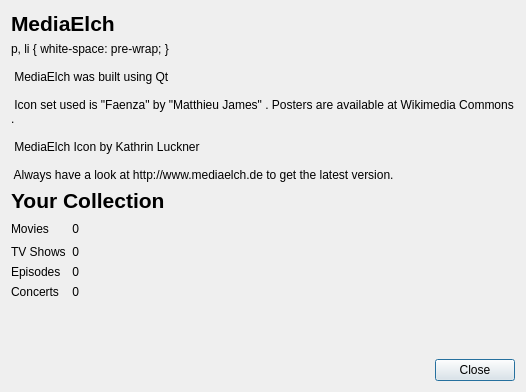
Komet/MediaElch, file main/AboutDialog.ui: the form before one commit.
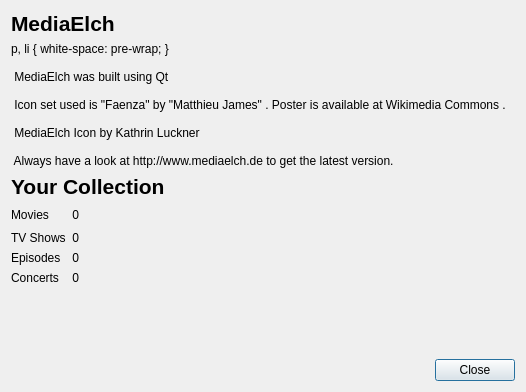
The form after the commit. Icons and pictures are not drawn.

Patch:
```diff
--- a/main/AboutDialog.ui
+++ b/main/AboutDialog.ui
@@ -47,7 +47,7 @@
 &lt;/style&gt;&lt;/head&gt;&lt;body style=&quot; font-family:'Ubuntu'; font-size:11pt; font-weight:400; font-style:normal;&quot;&gt;
 &lt;p style=&quot; margin-top:0px; margin-bottom:0px; margin-left:0px; margin-right:0px; -qt-block-indent:0; text-indent:0px;&quot;&gt;&lt;span style=&quot; font-family:'Lucida Grande'; font-size:13pt;&quot;&gt;MediaElch was built using &lt;/span&gt;&lt;a href=&quot;http://qt.nokia.com&quot;&gt;&lt;span style=&quot; font-family:'Lucida Grande'; font-size:13pt; text-decoration: underline; color:#0000ff;&quot;&gt;Qt&lt;/span&gt;&lt;/a&gt;&lt;/p&gt;
 &lt;p style=&quot;-qt-paragraph-type:empty; margin-top:0px; margin-bottom:0px; margin-left:0px; margin-right:0px; -qt-block-indent:0; text-indent:0px; font-family:'Lucida Grande'; font-size:13pt;&quot;&gt;&lt;br /&gt;&lt;/p&gt;
-&lt;p style=&quot; margin-top:0px; margin-bottom:0px; margin-left:0px; margin-right:0px; -qt-block-indent:0; text-indent:0px;&quot;&gt;&lt;span style=&quot; font-family:'Lucida Grande'; font-size:13pt;&quot;&gt;Icon set used is &lt;/span&gt;&lt;a href=&quot;http://code.google.com/p/faenza-icon-theme/downloads/list&quot;&gt;&lt;span style=&quot; font-family:'Lucida Grande'; font-size:13pt; text-decoration: underline; color:#0000ff;&quot;&gt;&amp;quot;Faenza&amp;quot;&lt;/span&gt;&lt;/a&gt;&lt;span style=&quot; font-family:'Lucida Grande'; font-size:13pt;&quot;&gt; by &lt;/span&gt;&lt;a href=&quot;mailto:matthieu.james@gmail.com&quot;&gt;&lt;span style=&quot; font-family:'Lucida Grande'; font-size:13pt; text-decoration: underline; color:#0000ff;&quot;&gt;&amp;quot;Matthieu James&amp;quot;&lt;/span&gt;&lt;/a&gt;&lt;span style=&quot; font-family:'Lucida Grande'; font-size:13pt;&quot;&gt;. Posters are available at &lt;/span&gt;&lt;a href=&quot;http://commons.wikimedia.org/wiki/File:Entropy_poster.jpg&quot;&gt;&lt;span style=&quot;font-family:'Lucida Grande'; font-size:13pt; text-decoration: underline; color:#0000ff;&quot;&gt;Wikimedia&lt;/span&gt;&lt;/a&gt;&lt;span style=&quot; font-family:'Lucida Grande'; font-size:13pt;&quot;&gt; &lt;/span&gt;&lt;a href=&quot;http://commons.wikimedia.org/wiki/File:Krungsriimax.jpg&quot;&gt;&lt;span style=&quot; font-family:'Lucida Grande'; font-size:13pt; text-decoration: underline; color:#0000ff;&quot;&gt;Commons&lt;/span&gt;&lt;/a&gt;&lt;span style=&quot; font-family:'Lucida Grande'; font-size:13pt;&quot;&gt; .&lt;/span&gt;&lt;/p&gt;
+&lt;p style=&quot; margin-top:0px; margin-bottom:0px; margin-left:0px; margin-right:0px; -qt-block-indent:0; text-indent:0px;&quot;&gt;&lt;span style=&quot; font-family:'Lucida Grande'; font-size:13pt;&quot;&gt;Icon set used is &lt;/span&gt;&lt;a href=&quot;http://code.google.com/p/faenza-icon-theme/downloads/list&quot;&gt;&lt;span style=&quot; font-family:'Lucida Grande'; font-size:13pt; text-decoration: underline; color:#0000ff;&quot;&gt;&amp;quot;Faenza&amp;quot;&lt;/span&gt;&lt;/a&gt;&lt;span style=&quot; font-family:'Lucida Grande'; font-size:13pt;&quot;&gt; by &lt;/span&gt;&lt;a href=&quot;mailto:matthieu.james@gmail.com&quot;&gt;&lt;span style=&quot; font-family:'Lucida Grande'; font-size:13pt; text-decoration: underline; color:#0000ff;&quot;&gt;&amp;quot;Matthieu James&amp;quot;&lt;/span&gt;&lt;/a&gt;&lt;span style=&quot; font-family:'Lucida Grande'; font-size:13pt;&quot;&gt;. Poster is available at &lt;/span&gt;&lt;a href=&quot;http://commons.wikimedia.org/wiki/File:Entropy_poster.jpg&quot;&gt;&lt;span style=&quot; font-family:'Lucida Grande'; font-size:13pt; text-decoration: underline; color:#0000ff;&quot;&gt;Wikimedia Commons&lt;/span&gt;&lt;/a&gt;&lt;span style=&quot; font-family:'Lucida Grande'; font-size:13pt;&quot;&gt; .&lt;/span&gt;&lt;/p&gt;
 &lt;p style=&quot;-qt-paragraph-type:empty; margin-top:0px; margin-bottom:0px; margin-left:0px; margin-right:0px; -qt-block-indent:0; text-indent:0px; font-family:'Lucida Grande'; font-size:13pt; text-decoration: underline; color:#0000ff;&quot;&gt;&lt;br /&gt;&lt;/p&gt;
 &lt;p style=&quot; margin-top:0px; margin-bottom:0px; margin-left:0px; margin-right:0px; -qt-block-indent:0; text-indent:0px;&quot;&gt;&lt;span style=&quot; font-family:'Lucida Grande'; font-size:13pt;&quot;&gt;MediaElch Icon by &lt;/span&gt;&lt;a href=&quot;mailto:kathrin.luckner@me.com&quot;&gt;&lt;span style=&quot; font-family:'Lucida Grande'; font-size:13pt; text-decoration: underline; color:#0000ff;&quot;&gt;Kathrin Luckner&lt;/span&gt;&lt;/a&gt;&lt;/p&gt;
 &lt;p style=&quot;-qt-paragraph-type:empty; margin-top:0px; margin-bottom:0px; margin-left:0px; margin-right:0px; -qt-block-indent:0; text-indent:0px; font-family:'Lucida Grande'; font-size:13pt; text-decoration: underline; color:#0000ff;&quot;&gt;&lt;br /&gt;&lt;/p&gt;
```
